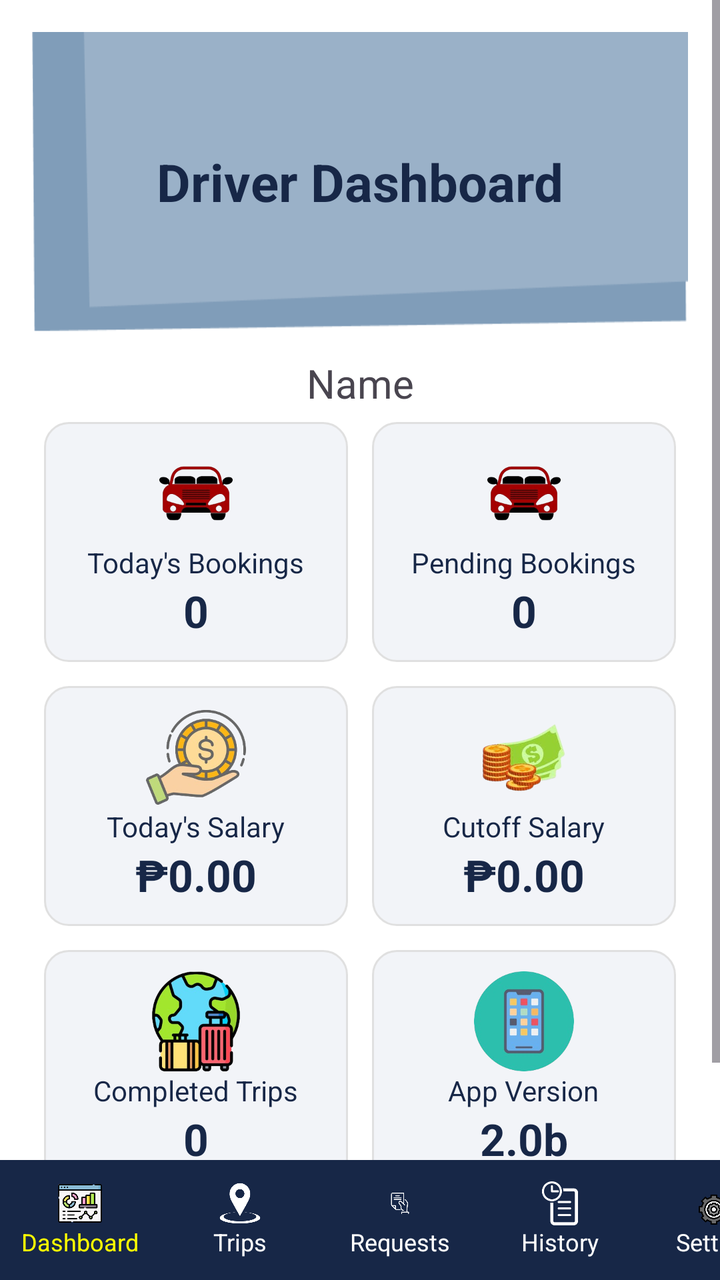
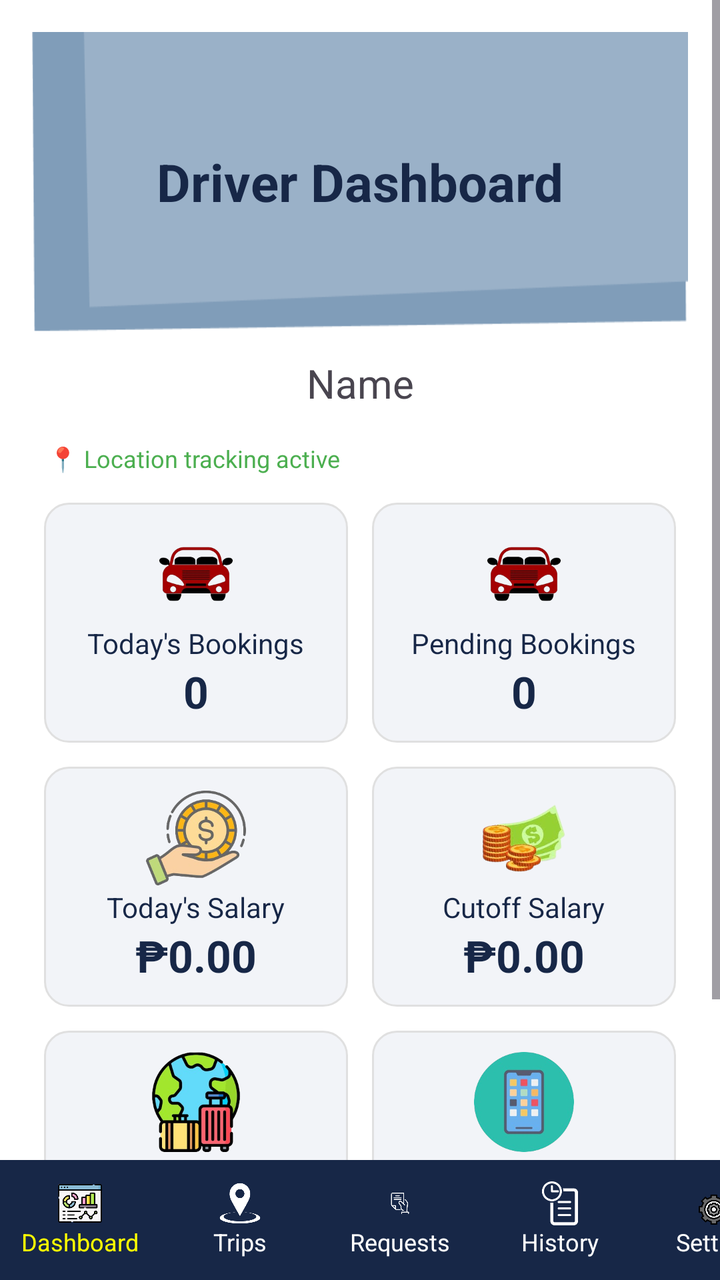

Screens rendered from an Android XML layout before and after an edit, with the pre-edit source and the edit as a unified diff.
<!-- AndroidManifest.xml: application theme Theme.OLStar -->
<!-- res/layout/activity_dashboard.xml -->
<?xml version="1.0" encoding="utf-8"?>
<LinearLayout xmlns:android="http://schemas.android.com/apk/res/android"
    xmlns:tools="http://schemas.android.com/tools"
    xmlns:app="http://schemas.android.com/apk/res-auto"
    android:id="@+id/main"
    android:layout_width="match_parent"
    android:layout_height="match_parent"
    tools:context=".drivers.DashboardActivity"
    android:orientation="vertical"
    android:fitsSystemWindows="true"
    android:background="#FFFFFF">

    

    <ScrollView
        android:layout_width="match_parent"
        android:layout_height="0dp"
        android:layout_weight="1">

        <LinearLayout
            android:layout_width="match_parent"
            android:layout_height="wrap_content"
            android:orientation="vertical"
            android:padding="16dp">

            
            <FrameLayout
                android:layout_width="match_parent"
                android:layout_height="150dp"
                android:layout_marginBottom="12dp">

                <ImageView
                    android:layout_width="match_parent"
                    android:layout_height="match_parent"
                    android:src="@drawable/background_event"
                    android:scaleType="fitXY"/>

                <TextView
                    android:layout_gravity="center"
                    android:text="Driver Dashboard"
                    android:textSize="26sp"
                    android:textStyle="bold"
                    android:textColor="#172747"
                    android:layout_height="wrap_content"
                    android:layout_width="wrap_content"/>
            </FrameLayout>

            <TextView
                android:id="@+id/tvName"
                android:layout_width="match_parent"
                android:layout_height="wrap_content"
                android:text="Name"
                android:textAlignment="center"
                android:textSize="20dp" />

            
            <GridLayout
                android:layout_width="match_parent"
                android:layout_height="wrap_content"
                android:columnCount="2"
                android:layout_marginBottom="16dp">

                
                <LinearLayout
                    android:id="@+id/llTodaysBookings"
                    android:layout_width="0dp"
                    android:layout_height="120dp"
                    android:layout_columnWeight="1"
                    android:layout_margin="6dp"
                    android:background="@drawable/dashboard_card_bg"
                    android:gravity="center"
                    android:orientation="vertical">

                    <ImageView
                        android:layout_width="50dp"
                        android:layout_height="50dp"
                        android:src="@drawable/ic_car_icon"/>

                    <TextView
                        android:text="Today's Bookings"
                        android:textSize="14sp"
                        android:layout_height="wrap_content"
                        android:layout_width="wrap_content"
                        android:textColor="#172747"/>

                    <TextView
                        android:id="@+id/tvTotalBookings"
                        android:text="0"
                        android:textStyle="bold"
                        android:textSize="22sp"
                        android:layout_height="wrap_content"
                        android:layout_width="wrap_content"
                        android:textColor="#172747"/>
                </LinearLayout>

                
                <LinearLayout
                    android:layout_width="0dp"
                    android:layout_height="120dp"
                    android:layout_columnWeight="1"
                    android:layout_margin="6dp"
                    android:background="@drawable/dashboard_card_bg"
                    android:gravity="center"
                    android:orientation="vertical">

                    <ImageView
                        android:layout_width="50dp"
                        android:layout_height="50dp"
                        android:src="@drawable/ic_car_icon"/>

                    <TextView
                        android:text="Pending Bookings"
                        android:textSize="14sp"
                        android:layout_height="wrap_content"
                        android:layout_width="wrap_content"
                        android:textColor="#172747"/>

                    <TextView
                        android:id="@+id/tvPendingBookings"
                        android:text="0"
                        android:textStyle="bold"
                        android:textSize="22sp"
                        android:layout_height="wrap_content"
                        android:layout_width="wrap_content"
                        android:textColor="#172747"/>
                </LinearLayout>

                
                <LinearLayout
                    android:id="@+id/todaySalaryLinear"
                    android:layout_width="0dp"
                    android:layout_height="120dp"
                    android:layout_columnWeight="1"
                    android:layout_margin="6dp"
                    android:background="@drawable/dashboard_card_bg"
                    android:gravity="center"
                    android:orientation="vertical">

                    <ImageView
                        android:layout_width="50dp"
                        android:layout_height="50dp"
                        android:src="@drawable/ic_today_earning"/>

                    <TextView
                        android:text="Today's Salary"
                        android:textSize="14sp"
                        android:layout_height="wrap_content"
                        android:layout_width="wrap_content"
                        android:textColor="#172747"/>

                    <TextView
                        android:id="@+id/tvTodayEarnings"
                        android:text="₱0.00"
                        android:textStyle="bold"
                        android:textSize="22sp"
                        android:layout_height="wrap_content"
                        android:layout_width="wrap_content"
                        android:textColor="#172747"/>
                </LinearLayout>

                
                <LinearLayout
                    android:id="@+id/totalSalaryLinear"
                    android:layout_width="0dp"
                    android:layout_height="120dp"
                    android:layout_columnWeight="1"
                    android:layout_margin="6dp"
                    android:background="@drawable/dashboard_card_bg"
                    android:gravity="center"
                    android:orientation="vertical">

                    <ImageView
                        android:layout_width="50dp"
                        android:layout_height="50dp"
                        android:src="@drawable/ic_weekly_earning"/>

                    <TextView
                        android:text="Cutoff Salary"
                        android:textSize="14sp"
                        android:layout_height="wrap_content"
                        android:layout_width="wrap_content"
                        android:textColor="#172747"/>

                    <TextView
                        android:id="@+id/tvWeeklyEarnings"
                        android:text="₱0.00"
                        android:textStyle="bold"
                        android:textSize="22sp"
                        android:layout_height="wrap_content"
                        android:layout_width="wrap_content"
                        android:textColor="#172747"/>
                </LinearLayout>

                
                <LinearLayout
                    android:layout_width="0dp"
                    android:layout_height="120dp"
                    android:layout_columnWeight="1"
                    android:layout_margin="6dp"
                    android:background="@drawable/dashboard_card_bg"
                    android:gravity="center"
                    android:orientation="vertical">

                    <ImageView
                        android:layout_width="50dp"
                        android:layout_height="50dp"
                        android:src="@drawable/ic_total_trips"/>

                    <TextView
                        android:text="Completed Trips"
                        android:textSize="14sp"
                        android:layout_height="wrap_content"
                        android:layout_width="wrap_content"
                        android:textColor="#172747"/>

                    <TextView
                        android:id="@+id/tvCompletedTrips"
                        android:text="0"
                        android:textStyle="bold"
                        android:textSize="22sp"
                        android:layout_height="wrap_content"
                        android:layout_width="wrap_content"
                        android:textColor="#172747"/>
                </LinearLayout>

                
                <LinearLayout
                    android:layout_width="0dp"
                    android:layout_height="120dp"
                    android:layout_columnWeight="1"
                    android:layout_margin="6dp"
                    android:background="@drawable/dashboard_card_bg"
                    android:gravity="center"
                    android:orientation="vertical">

                    <ImageView
                        android:layout_width="50dp"
                        android:layout_height="50dp"
                        android:src="@drawable/ic_app_version"/>

                    <TextView
                        android:text="App Version"
                        android:textSize="14sp"
                        android:layout_height="wrap_content"
                        android:layout_width="wrap_content"
                        android:textColor="#172747"/>

                    <TextView
                        android:text="2.0b"
                        android:textStyle="bold"
                        android:textSize="22sp"
                        android:layout_height="wrap_content"
                        android:layout_width="wrap_content"
                        android:textColor="#172747"/>
                </LinearLayout>

            </GridLayout>

        </LinearLayout>
    </ScrollView>

    
    <HorizontalScrollView
        android:layout_width="match_parent"
        android:layout_height="60dp"
        android:fillViewport="true"
        android:scrollbars="none"
        android:background="#172747">

        <LinearLayout
            android:layout_width="wrap_content"
            android:layout_height="match_parent"
            android:orientation="horizontal"
            android:gravity="center">

            
            <LinearLayout
                android:id="@+id/navDashboard"
                android:layout_width="80dp"
                android:layout_height="match_parent"
                android:orientation="vertical"
                android:gravity="center">

                <ImageView
                    android:layout_width="22dp"
                    android:layout_height="22dp"
                    android:src="@drawable/ic_dashboard"/>

                <TextView
                    android:layout_width="wrap_content"
                    android:layout_height="wrap_content"
                    android:text="Dashboard"
                    android:textSize="12sp"
                    android:textColor="#FFFF00"/>
            </LinearLayout>

            
            <LinearLayout
                android:id="@+id/navTrips"
                android:layout_width="80dp"
                android:layout_height="match_parent"
                android:orientation="vertical"
                android:gravity="center">

                <ImageView
                    android:layout_width="22dp"
                    android:layout_height="22dp"
                    android:src="@drawable/ic_trips"
                    app:tint="#FFFFFF"/>

                <TextView
                    android:layout_width="wrap_content"
                    android:layout_height="wrap_content"
                    android:text="Trips"
                    android:textSize="12sp"
                    android:textColor="#FFFFFF"/>
            </LinearLayout>

            
            <LinearLayout
                android:id="@+id/navRequests"
                android:layout_width="80dp"
                android:layout_height="match_parent"
                android:orientation="vertical"
                android:gravity="center">

                <ImageView
                    android:layout_width="22dp"
                    android:layout_height="22dp"
                    android:src="@drawable/ic_request"
                    app:tint="#FFFFFF"/>

                <TextView
                    android:layout_width="wrap_content"
                    android:layout_height="wrap_content"
                    android:text="Requests"
                    android:textSize="12sp"
                    android:textColor="#FFFFFF"/>
            </LinearLayout>

            
            <LinearLayout
                android:id="@+id/navHistory"
                android:layout_width="80dp"
                android:layout_height="match_parent"
                android:orientation="vertical"
                android:gravity="center">

                <ImageView
                    android:layout_width="22dp"
                    android:layout_height="22dp"
                    android:src="@drawable/ic_history"
                    app:tint="@android:color/white"/>

                <TextView
                    android:layout_width="wrap_content"
                    android:layout_height="wrap_content"
                    android:text="History"
                    android:textSize="12sp"
                    android:textColor="#FFFFFF"/>
            </LinearLayout>

            
            <LinearLayout
                android:id="@+id/navSettings"
                android:layout_width="80dp"
                android:layout_height="match_parent"
                android:orientation="vertical"
                android:gravity="center">

                <ImageView
                    android:layout_width="22dp"
                    android:layout_height="22dp"
                    android:src="@drawable/ic_settings"/>

                <TextView
                    android:layout_width="wrap_content"
                    android:layout_height="wrap_content"
                    android:text="Settings"
                    android:textSize="12sp"
                    android:textColor="#FFFFFF"/>
            </LinearLayout>
        </LinearLayout>
    </HorizontalScrollView>
</LinearLayout>
<!-- resources referenced by this layout -->
<resources>
  <!-- drawable background_event: png bitmap (drawable, 3141 bytes) -->
  <!-- drawable dashboard_card_bg (drawable) -->
  <shape xmlns:android="http://schemas.android.com/apk/res/android"
      android:shape="rectangle">
      <solid android:color="#F2F4F8" />
      <corners android:radius="12dp" />
      <padding
          android:left="8dp"
          android:top="8dp"
          android:right="8dp"
          android:bottom="8dp"/>
      <stroke android:color="#E0E0E0" android:width="1dp" />
  </shape>
  <!-- drawable ic_app_version: png bitmap (drawable, 51486 bytes) -->
  <!-- drawable ic_car_icon: png bitmap (drawable, 28105 bytes) -->
  <!-- drawable ic_dashboard: png bitmap (drawable, 57213 bytes) -->
  <!-- drawable ic_history: png bitmap (drawable, 12447 bytes) -->
  <!-- drawable ic_request: png bitmap (drawable, 14223 bytes) -->
  <!-- drawable ic_settings: png bitmap (drawable, 46403 bytes) -->
  <!-- drawable ic_today_earning: png bitmap (drawable, 68822 bytes) -->
  <!-- drawable ic_total_trips: png bitmap (drawable, 69044 bytes) -->
  <!-- drawable ic_trips: png bitmap (drawable, 17796 bytes) -->
  <!-- drawable ic_weekly_earning: png bitmap (drawable, 55171 bytes) -->
  <style name="Theme.OLStar" parent="Base.Theme.OLStar" />
  <style name="Base.Theme.OLStar" parent="Theme.Material3.DayNight.NoActionBar">
          
          
      </style>
</resources>

<!-- the commit's change to res/layout/activity_dashboard.xml (unified diff, before → after) -->
@@ -53,6 +53,16 @@
                 android:textAlignment="center"
                 android:textSize="20dp" />
 
+            <TextView
+                android:id="@+id/tvLocationStatus"
+                android:layout_width="wrap_content"
+                android:layout_height="wrap_content"
+                android:text="📍 Location tracking active"
+                android:textSize="12sp"
+                android:textColor="#4CAF50"
+                android:padding="8dp"
+                android:layout_marginTop="8dp"/>
+
             
             <GridLayout
                 android:layout_width="match_parent"
@@ -246,7 +256,7 @@
                         android:textColor="#172747"/>
 
                     <TextView
-                        android:text="2.0b"
+                        android:text="2.1a"
                         android:textStyle="bold"
                         android:textSize="22sp"
                         android:layout_height="wrap_content"
